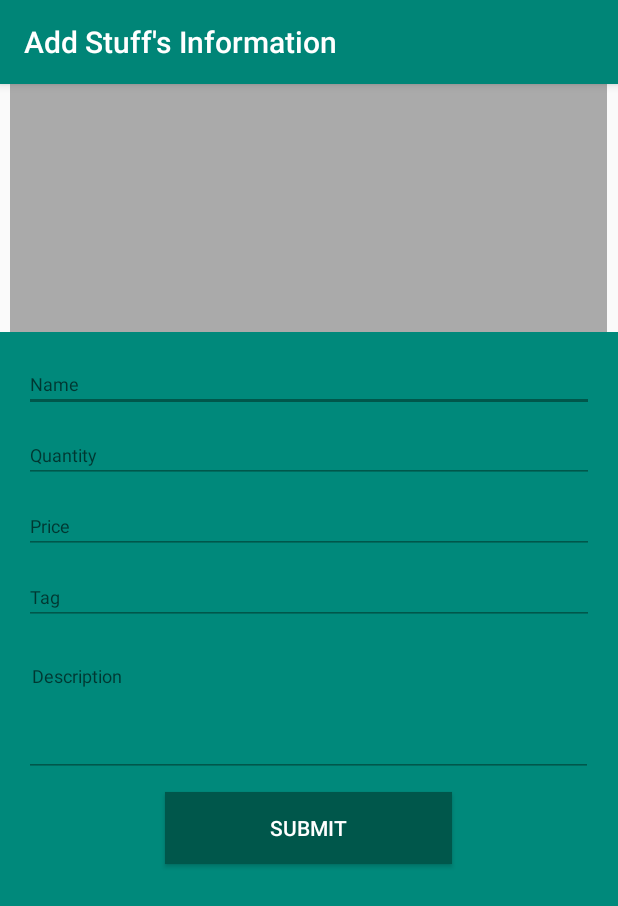
After one commit to pyunqi/S708, an Android app: the AddStuff screen opened directly, with no data from a screen before it, on a phone screen of 412 x 824 dp. The commit adds this screen. Shown: the top 906 px of the screen. Run offline under Robolectric (Android 15) with nearby library versions, the phone set to English and light mode, and no system bars; pictures from the network do not load; 2 statements that could not run were skipped.

Commit message:
show stuff pic and form attributes are ready except google map

```diff
--- a/app/build.gradle
+++ b/app/build.gradle
@@ -25,4 +25,5 @@ dependencies {
     testImplementation 'junit:junit:4.12'
     androidTestImplementation 'com.android.support.test:runner:1.0.2'
     androidTestImplementation 'com.android.support.test.espresso:espresso-core:3.0.2'
+
 }
--- a/app/src/main/AndroidManifest.xml
+++ b/app/src/main/AndroidManifest.xml
@@ -3,9 +3,9 @@
     package="com.yupa.cands">
 
     <uses-permission android:name="android.permission.CAMERA" />
+
     <uses-feature android:name="android.hardware.camera" />
     <uses-feature android:name="android.hardware.camera.autofocus" />
-
     <uses-feature android:name="android.hardware.camera2.full" />
 
     <application
@@ -15,7 +15,8 @@
         android:roundIcon="@mipmap/ic_launcher_round"
         android:supportsRtl="true"
         android:theme="@style/AppTheme">
-        <activity android:name=".camera.Camera"></activity>
+        <activity android:name=".stuff.AddStuff"></activity>
+        <activity android:name=".camera.Camera" />
         <activity
             android:name=".SplashActivity"
             android:theme="@style/SlashTheme">
--- /dev/null
+++ b/app/src/main/java/com/yupa/cands/stuff/AddStuff.java
@@ -0,0 +1,23 @@
+package com.yupa.cands.stuff;
+
+import android.net.Uri;
+import android.os.Bundle;
+import android.support.v7.app.AppCompatActivity;
+import android.widget.ImageView;
+
+import com.yupa.cands.R;
+
+import java.io.File;
+
+public class AddStuff extends AppCompatActivity {
+
+    @Override
+    protected void onCreate(Bundle savedInstanceState) {
+        super.onCreate(savedInstanceState);
+        setContentView(R.layout.activity_add_stuff);
+        setTitle("Add Stuff's Information");
+        File pic = (File) getIntent().getExtras().get("picFile");
+        ImageView iv = findViewById(R.id.imageView);
+        iv.setImageURI(Uri.fromFile(pic));
+    }
+}
--- /dev/null
+++ b/app/src/main/res/layout/activity_add_stuff.xml
@@ -0,0 +1,98 @@
+<?xml version="1.0" encoding="utf-8"?>
+<RelativeLayout xmlns:android="http://schemas.android.com/apk/res/android"
+    xmlns:app="http://schemas.android.com/apk/res-auto"
+    xmlns:tools="http://schemas.android.com/tools"
+    android:layout_width="match_parent"
+    android:layout_height="match_parent"
+    tools:context=".stuff.AddStuff">
+
+
+    <ImageView
+        android:id="@+id/imageView"
+        android:layout_width="398dp"
+        android:layout_height="165dp"
+        android:layout_alignParentTop="true"
+        android:layout_centerHorizontal="true"
+        app:srcCompat="@android:color/darker_gray"
+        tools:layout_editor_absoluteX="8dp"
+        tools:layout_editor_absoluteY="8dp" />
+
+    <LinearLayout
+        android:layout_width="match_parent"
+        android:layout_height="match_parent"
+        android:background="#00897B"
+        android:orientation="vertical"
+        android:padding="16dp"
+        android:layout_below="@id/imageView"
+        >
+
+
+        <EditText
+            android:id="@+id/edtTxtName"
+            android:layout_width="fill_parent"
+            android:layout_height="wrap_content"
+            android:backgroundTint="@color/colorPrimaryDark"
+            android:hint="Name"
+            android:inputType="textPersonName"
+            android:textSize="12sp" />
+
+        <EditText
+            android:id="@+id/edtTxtQuantity"
+            android:layout_width="fill_parent"
+            android:layout_height="wrap_content"
+            android:layout_marginTop="10dp"
+            android:layout_marginBottom="10dp"
+            android:backgroundTint="@color/colorPrimaryDark"
+            android:hint="Quantity"
+            android:inputType="number"
+            android:maxLength="10"
+            android:textSize="12sp" />
+
+        <EditText
+            android:id="@+id/edtTxtPrice"
+            android:layout_width="fill_parent"
+            android:layout_height="wrap_content"
+            android:backgroundTint="@color/colorPrimaryDark"
+            android:hint="Price"
+            android:inputType="number"
+            android:textSize="12sp" />
+
+        <EditText
+            android:id="@+id/edtTxtTag"
+            android:layout_width="match_parent"
+            android:layout_height="wrap_content"
+            android:layout_marginTop="10dp"
+            android:layout_marginBottom="10dp"
+            android:backgroundTint="@color/colorPrimaryDark"
+            android:hint="Tag"
+            android:inputType="number"
+            android:maxLength="10"
+            android:textSize="12sp" />
+
+        <EditText
+            android:layout_width="379dp"
+            android:layout_height="81dp"
+            android:layout_marginTop="10dp"
+            android:layout_marginBottom="10dp"
+            android:backgroundTint="@color/colorPrimaryDark"
+            android:breakStrategy="balanced"
+            android:fitsSystemWindows="true"
+            android:gravity="top"
+            android:hint="Description"
+            android:inputType="textMultiLine"
+            android:padding="5dp"
+            android:singleLine="false"
+            android:textSize="12sp" />
+
+        <Button
+            android:layout_width="wrap_content"
+            android:layout_height="wrap_content"
+            android:layout_gravity="center_horizontal"
+            android:background="@color/colorPrimaryDark"
+            android:elevation="4dp"
+            android:paddingLeft="70dp"
+            android:paddingRight="70dp"
+            android:text="Submit"
+            android:textColor="#fff" />
+    </LinearLayout>
+</RelativeLayout>
```
Also changed, not shown: app/src/main/java/com/yupa/cands/camera/Camera.java (+28 -4 lines), app/src/main/java/com/yupa/cands/db/DBhelper.java (added, +59 -0 lines), app/src/main/res/layout/activity_camera.xml (+9 -0 lines).
